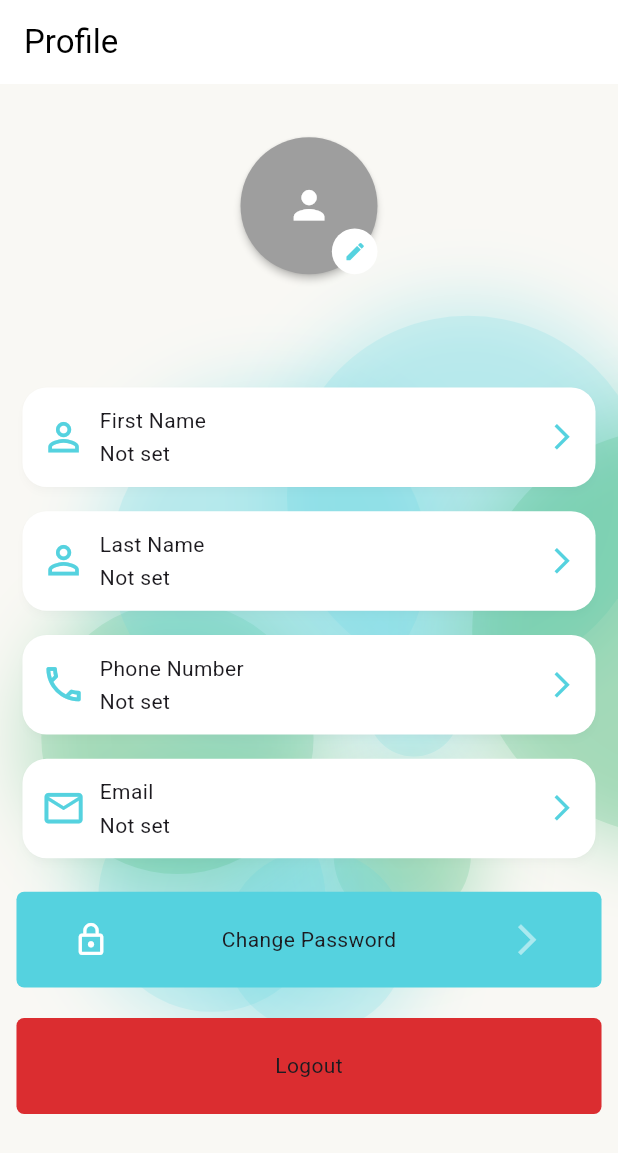
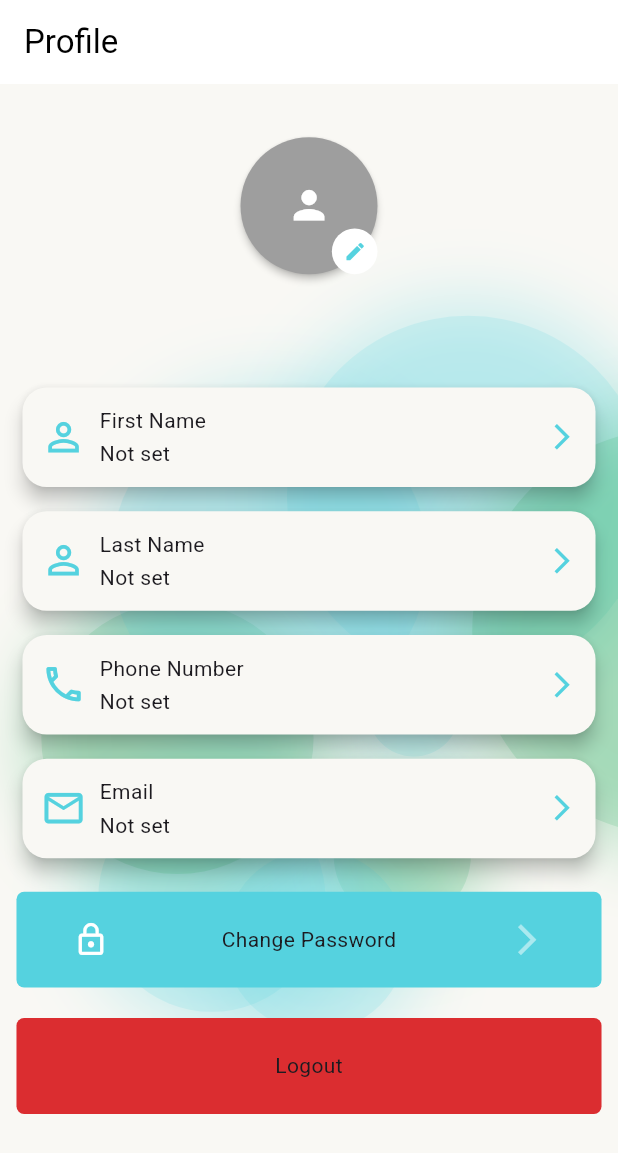
Before and after one commit to Ilyas-SQA/Payfussion, a Flutter app: the ProfileHomeScreen screen opened by its route, on a phone screen of 412 x 824 dp. Shown: the top 1153 px of the screen. Run offline on Flutter 3.47's test engine with Material 3 defaults, Android fonts, the phone set to English and light mode, and no system bars; our stand-ins replace avatar_glow, badges, bloc, cached_network_image, cloud_firestore, dartz and 37 more; missing offline and left inert: currency_picker, dialog_flowtter, flip_card_swiper, flutter_stripe, local_auth_platform_interface, mobile_scanner and 2 more; accounts and stored records are empty; statements that could not run were skipped; project files that could hold a hidden picture were left out; key blocks and very long unbroken strings in the code were emptied for the run.

```diff
--- a/lib/presentations/widgets/settings_widgets/profiles_widgets/editable_card.dart
+++ b/lib/presentations/widgets/settings_widgets/profiles_widgets/editable_card.dart
@@ -94,8 +94,7 @@ class _EditableCardState extends State<EditableCard> {
     final Color hintTextColor = theme.hintColor;
 
     return Card(
-      elevation: 2, // Reduced from default (usually 1-4) to 2
-      shadowColor: Colors.black.withOpacity(0.1), // Lighter shadow
+      color: Theme.of(context).scaffoldBackgroundColor,
       child: Padding(
         padding: EdgeInsets.all(12.sp),
         child: _isEditing ?
```
